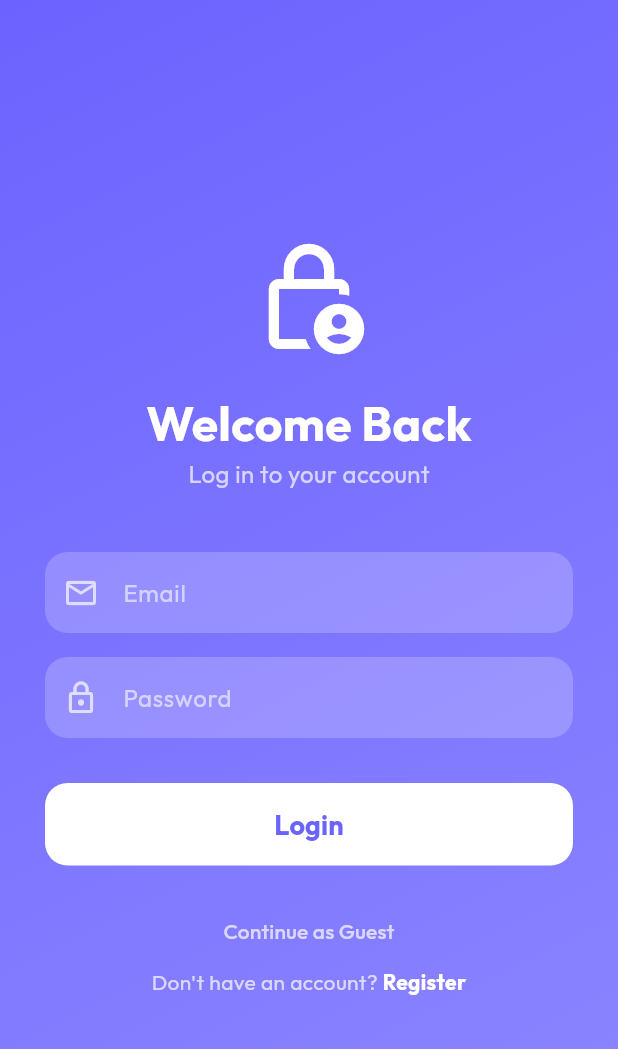
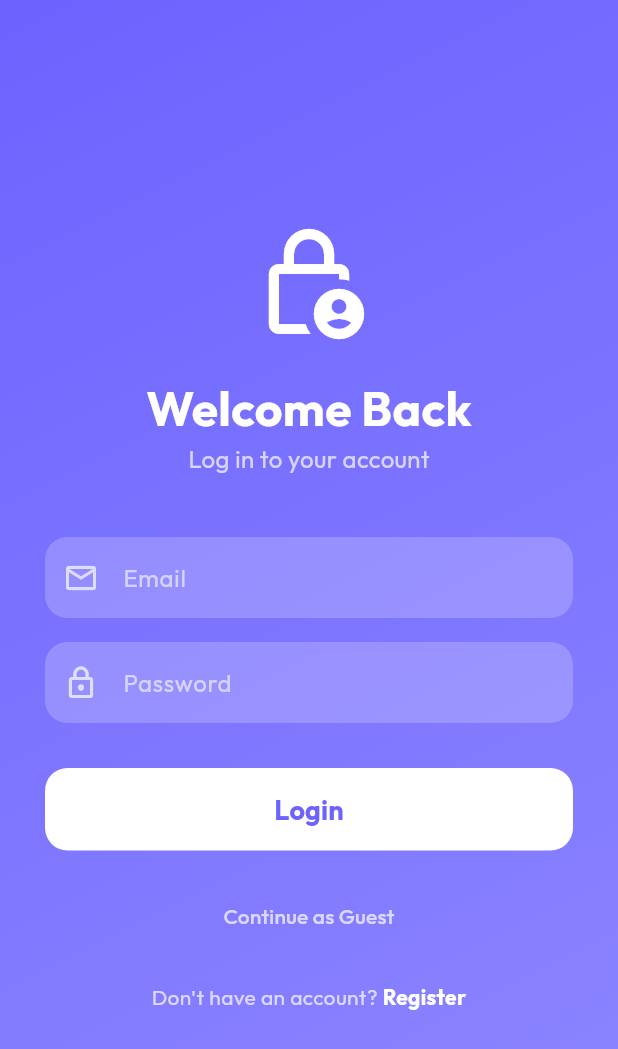
Before and after one commit to MonirulAppDev/Flutter_Todo_App_Senior_Level, a Flutter app: the screen it shows after launch, on a phone screen of 412 x 824 dp. Shown: the top 1049 px of the screen. Run offline on Flutter 3.47's test engine with Material 3 defaults, Android fonts, the phone set to English and light mode, and no system bars; drawn by our look-alikes of flutter_animate; our stand-ins replace dartz, equatable, flutter_bloc, get_it, google_fonts, isar; accounts and stored records are empty; generated files the repository leaves out were written again.

Commit message:
ui overflow error solved

```diff
--- a/lib/features/profile/presentation/pages/login_page.dart
+++ b/lib/features/profile/presentation/pages/login_page.dart
@@ -112,7 +112,7 @@ class _LoginPageState extends State<LoginPage> {
                         style: TextStyle(color: Colors.white70),
                       ),
                     ),
-                    const Spacer(),
+                    const SizedBox(height: 20),
                     Row(
                       mainAxisAlignment: MainAxisAlignment.center,
                       children: [
@@ -155,7 +155,7 @@ class _LoginPageState extends State<LoginPage> {
   }) {
     return Container(
       decoration: BoxDecoration(
-        color: Colors.white.withValues(alpha: 0.2),
+        color: Colors.white.withOpacity(0.2),
         borderRadius: BorderRadius.circular(15),
       ),
       child: TextField(
--- a/lib/features/profile/presentation/pages/profile_page.dart
+++ b/lib/features/profile/presentation/pages/profile_page.dart
@@ -160,6 +160,7 @@ class ProfilePage extends StatelessWidget {
 
 class EditProfileSheet extends StatefulWidget {
   final UserEntity? user;
+
   const EditProfileSheet({super.key, this.user});
 
   @override
```
